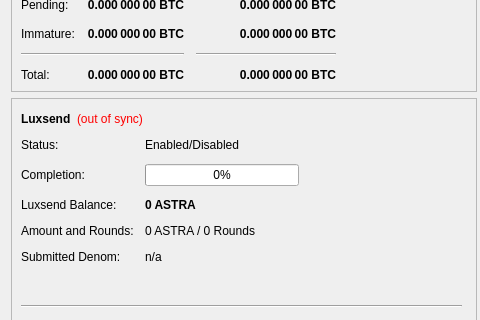
Qt form src/qt/forms/smartTokenConfig.ui (KingricharVD/astra) before a commit; both pictures show x 0 to 480 and y 124 to 444 of the 960 by 615 pixel window.
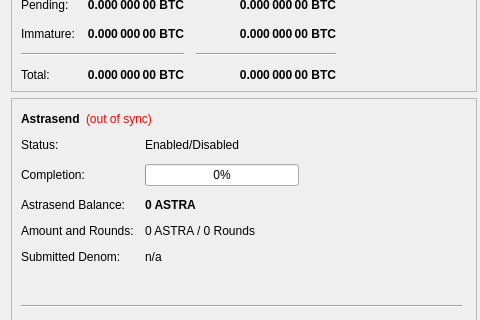
The same form after that commit.

The edit to the form file:
```diff
--- a/src/qt/forms/smartTokenConfig.ui
+++ b/src/qt/forms/smartTokenConfig.ui
@@ -461,7 +461,7 @@
            <item row="2" column="0">
             <widget class="QLabel" name="labelAnonymizedText">
              <property name="text">
-              <string>Luxsend Balance:</string>
+              <string>Astrasend Balance:</string>
              </property>
             </widget>
            </item>
@@ -1078,7 +1078,7 @@
               </font>
              </property>
              <property name="text">
-              <string>Luxsend</string>
+              <string>Astrasend</string>
              </property>
             </widget>
            </item>
```
Left out of the diff: 8 changed lines with no effect on the pictures.
